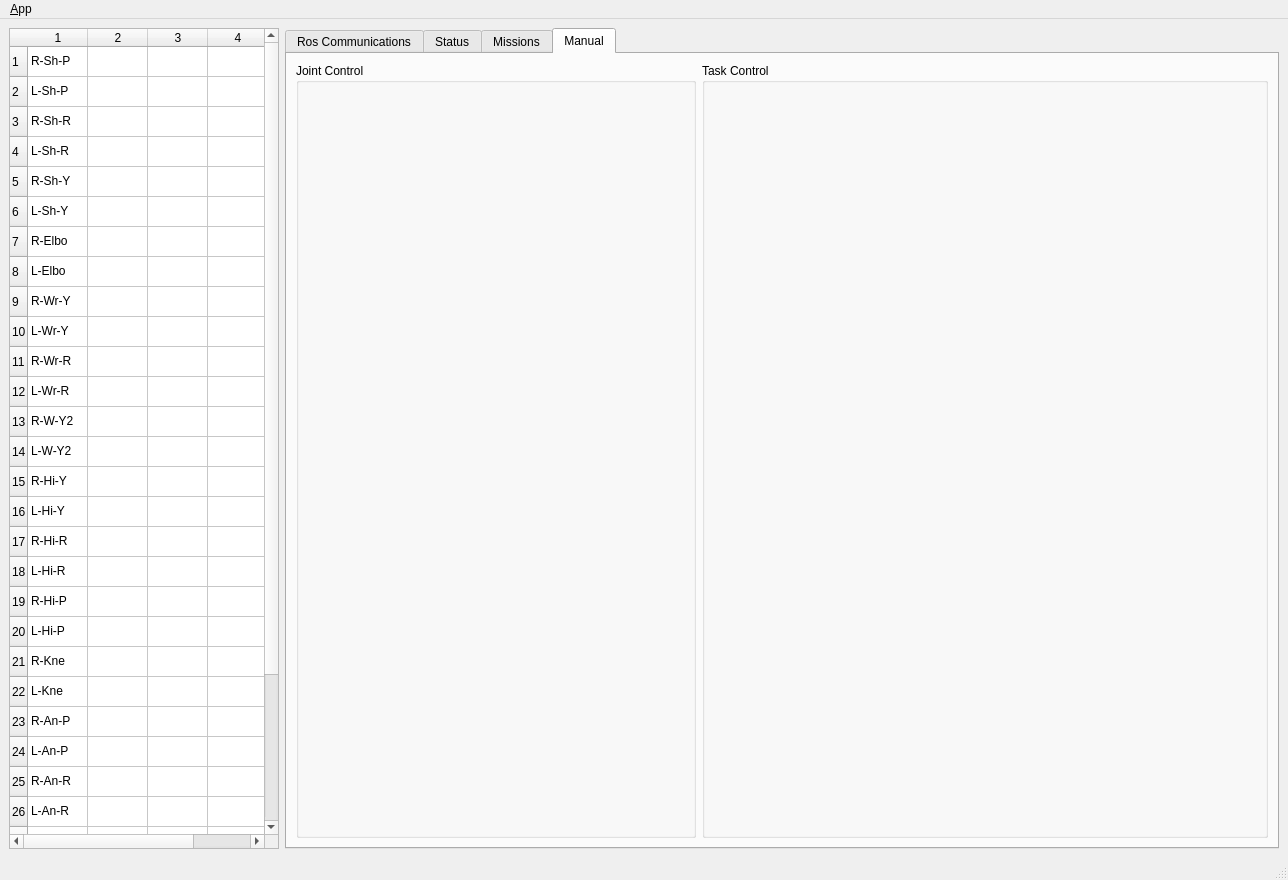
jmpechem/sm_n_vis, file dyros_black_ui/ui/main_window.ui: the form before one commit.
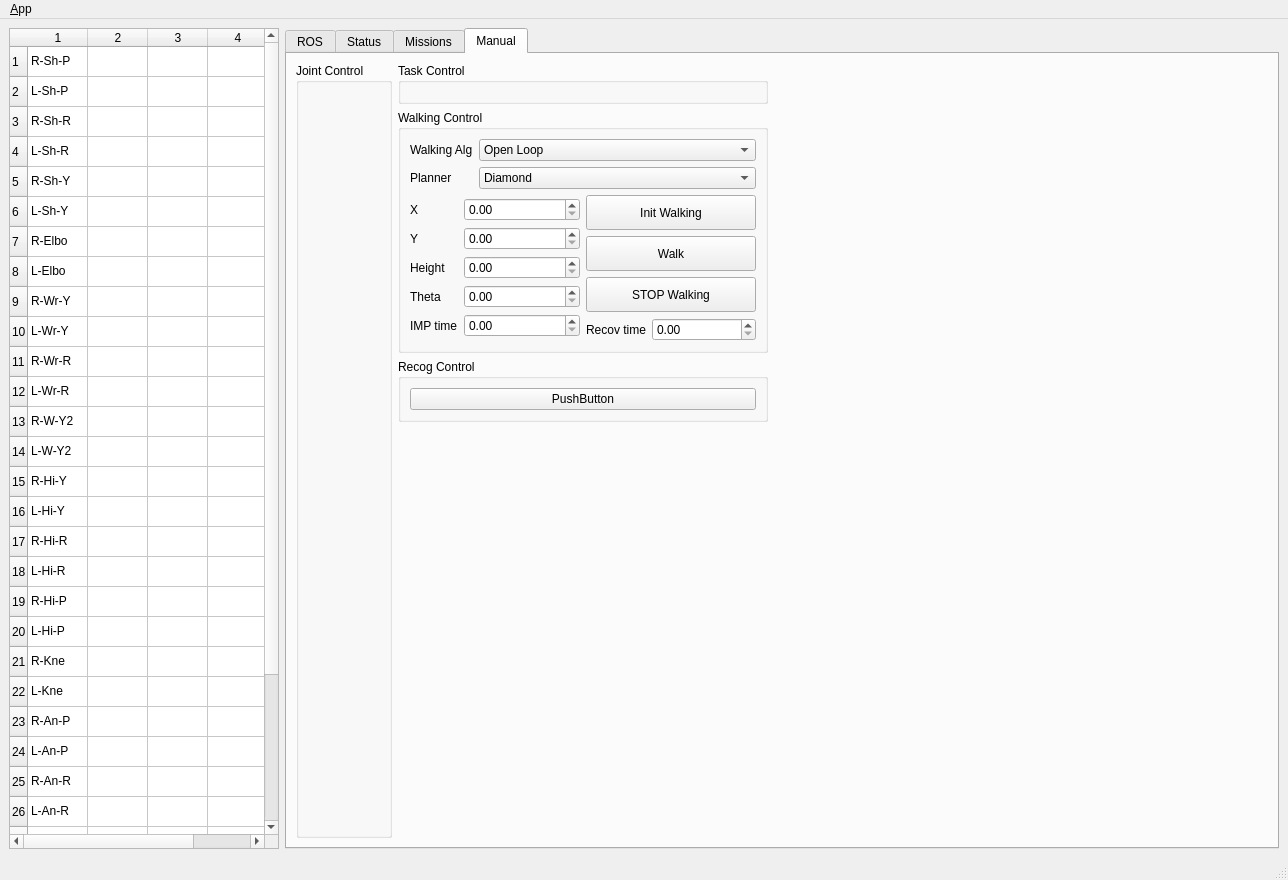
The form after the commit. Icons and pictures are not drawn.

Commit message: Update UI and thormang_ctrl

Diff of the .ui file:
```diff
--- a/dyros_black_ui/ui/main_window.ui
+++ b/dyros_black_ui/ui/main_window.ui
@@ -274,7 +274,7 @@
       </property>
       <widget class="QWidget" name="tab_status">
        <attribute name="title">
-        <string>Ros Communications</string>
+        <string>ROS</string>
        </attribute>
        <layout class="QVBoxLayout" name="verticalLayout_2">
         <item>
@@ -944,7 +944,7 @@
        </attribute>
        <layout class="QHBoxLayout" name="horizontalLayout_2">
         <item>
-         <layout class="QHBoxLayout" name="horizontalLayout">
+         <layout class="QHBoxLayout" name="horizontalLayout" stretch="0,0,0">
           <property name="sizeConstraint">
            <enum>QLayout::SetDefaultConstraint</enum>
           </property>
@@ -989,11 +989,296 @@
            </widget>
           </item>
           <item>
-           <widget class="QGroupBox" name="groupBox_task_ctrl">
-            <property name="title">
-             <string>Task Control</string>
+           <layout class="QVBoxLayout" name="verticalLayout_19" stretch="0,0,0,0">
+            <item>
+             <widget class="QGroupBox" name="groupBox_task_ctrl">
+              <property name="title">
+               <string>Task Control</string>
+              </property>
+              <layout class="QGridLayout" name="gridLayout_5">
+               <item row="1" column="0">
+                <layout class="QGridLayout" name="gridLayout_task_ctrl" rowstretch="0" columnstretch="0">
+                 <property name="sizeConstraint">
+                  <enum>QLayout::SetMaximumSize</enum>
+                 </property>
+                 <property name="leftMargin">
+                  <number>0</number>
+                 </property>
+                 <property name="topMargin">
+                  <number>0</number>
+                 </property>
+                 <property name="horizontalSpacing">
+                  <number>8</number>
+                 </property>
+                 <property name="verticalSpacing">
+                  <number>5</number>
+                 </property>
+                </layout>
+               </item>
+              </layout>
+             </widget>
+            </item>
+            <item>
+             <widget class="QGroupBox" name="groupBox_walk_ctrl">
+              <property name="maximumSize">
+               <size>
+                <width>370</width>
+                <height>16777215</height>
+               </size>
+              </property>
+              <property name="title">
+               <string>Walking Control</string>
+              </property>
+              <layout class="QVBoxLayout" name="verticalLayout_20">
+               <item>
+                <layout class="QVBoxLayout" name="verticalLayout_16" stretch="0,0">
+                 <item>
+                  <layout class="QGridLayout" name="gridLayout_walk_ctrl" columnstretch="0,1">
+                   <item row="0" column="0">
+                    <widget class="QLabel" name="label_5">
+                     <property name="text">
+                      <string>Walking Alg</string>
+                     </property>
+                    </widget>
+                   </item>
+                   <item row="1" column="0">
+                    <widget class="QLabel" name="label_4">
+                     <property name="text">
+                      <string>Planner</string>
+                     </property>
+                    </widget>
+                   </item>
+                   <item row="0" column="1">
+                    <widget class="QComboBox" name="comboBox_walk_algorithm">
+                     <item>
+                      <property name="text">
+                       <string>Open Loop</string>
+                      </property>
+                     </item>
+                     <item>
+                      <property name="text">
+                       <string>Open + Imp</string>
+                      </property>
+                     </item>
+                     <item>
+                      <property name="text">
+                       <string>Algorithm 1</string>
+                      </property>
+                     </item>
+                     <item>
+                      <property name="text">
+                       <string>Algorithm 2</string>
+                      </property>
+                     </item>
+                     <item>
+                      <property name="text">
+                       <string>Algorithm 3</string>
+                      </property>
+                     </item>
+                    </widget>
+                   </item>
+                   <item row="1" column="1">
+                    <widget class="QComboBox" name="comboBox_walk_planner">
+                     <item>
+                      <property name="text">
+                       <string>Diamond</string>
+                      </property>
+                     </item>
+                     <item>
+                      <property name="text">
+                       <string>WTF Plan</string>
+                      </property>
+                     </item>
+                    </widget>
+                   </item>
+                  </layout>
+                 </item>
+                 <item>
+                  <layout class="QHBoxLayout" name="horizontalLayout_5">
+                   <item>
+                    <layout class="QVBoxLayout" name="verticalLayout_17">
+                     <item>
+                      <layout class="QGridLayout" name="gridLayout_7" columnstretch="0,1">
+                       <item row="5" column="0">
+                        <widget class="QLabel" name="label_10">
+                         <property name="text">
+                          <string>IMP time</string>
+                         </property>
+                        </widget>
+                       </item>
+                       <item row="3" column="0">
+                        <widget class="QLabel" name="label_8">
+                         <property name="text">
+                          <string>Height</string>
+                         </property>
+                        </widget>
+                       </item>
+                       <item row="1" column="0">
+                        <widget class="QLabel" name="label_6">
+                         <property name="text">
+                          <string>X</string>
+                         </property>
+                        </widget>
+                       </item>
+                       <item row="4" column="0">
+                        <widget class="QLabel" name="label_9">
+                         <property name="text">
+                          <string>Theta</string>
+                         </property>
+                        </widget>
+                       </item>
+                       <item row="2" column="0">
+                        <widget class="QLabel" name="label_7">
+                         <property name="text">
+                          <string>Y</string>
+                         </property>
+                        </widget>
+                       </item>
+                       <item row="1" column="1">
+                        <widget class="QDoubleSpinBox" name="doubleSpinBox_walk_x"/>
+                       </item>
+                       <item row="2" column="1">
+                        <widget class="QDoubleSpinBox" name="doubleSpinBox_walk_y"/>
+                       </item>
+                       <item row="3" column="1">
+                        <widget class="QDoubleSpinBox" name="doubleSpinBox_walk_height"/>
+                       </item>
+                       <item row="4" column="1">
+                        <widget class="QDoubleSpinBox" name="doubleSpinBox_walk_theta"/>
+                       </item>
+                       <item row="5" column="1">
+                        <widget class="QDoubleSpinBox" name="doubleSpinBox_walk_imp_time"/>
+                       </item>
+                      </layout>
+                     </item>
+                    </layout>
+                   </item>
+                   <item>
+                    <layout class="QVBoxLayout" name="verticalLayout_18">
+                     <item>
+                      <widget class="QPushButton" name="button_walk_init">
+                       <property name="minimumSize">
+                        <size>
+                         <width>0</width>
+                         <height>35</height>
+                        </size>
+                       </property>
+                       <property name="text">
+                        <string>Init Walking</string>
+                       </property>
+                      </widget>
+                     </item>
+                     <item>
+                      <widget class="QPushButton" name="button_walk_start">
+                       <property name="minimumSize">
+                        <size>
+                         <width>0</width>
+                         <height>35</height>
+                        </size>
+                       </property>
+                       <property name="text">
+                        <string>Walk</string>
+                       </property>
+                      </widget>
+                     </item>
+                     <item>
+                      <widget class="QPushButton" name="button_walk_stop">
+                       <property name="minimumSize">
+                        <size>
+                         <width>0</width>
+                         <height>35</height>
+                        </size>
+                       </property>
+                       <property name="text">
+                        <string>STOP Walking</string>
+                       </property>
+                      </widget>
+                     </item>
+                     <item>
+                      <layout class="QGridLayout" name="gridLayout_8" columnstretch="0,1">
+                       <item row="0" column="0">
+                        <widget class="QLabel" name="label_11">
+                         <property name="text">
+                          <string>Recov time</string>
+                         </property>
+                        </widget>
+                       </item>
+                       <item row="0" column="1">
+                        <widget class="QDoubleSpinBox" name="doubleSpinBox_walk_recov_time"/>
+                       </item>
+                      </layout>
+                     </item>
+                    </layout>
+                   </item>
+                  </layout>
+                 </item>
+                </layout>
+               </item>
+              </layout>
+             </widget>
+            </item>
+            <item>
+             <widget class="QGroupBox" name="groupBox_recog_ctrl">
+              <property name="title">
+               <string>Recog Control</string>
+              </property>
+              <layout class="QGridLayout" name="gridLayout_6">
+               <item row="0" column="0">
+                <layout class="QGridLayout" name="gridLayout_recog_ctrl" rowstretch="0" columnstretch="0">
+                 <property name="sizeConstraint">
+                  <enum>QLayout::SetMaximumSize</enum>
+                 </property>
+                 <property name="leftMargin">
+                  <number>0</number>
+                 </property>
+                 <property name="topMargin">
+                  <number>0</number>
+                 </property>
+                 <property name="horizontalSpacing">
+                  <number>8</number>
+                 </property>
+                 <property name="verticalSpacing">
+                  <number>5</number>
+                 </property>
+                 <item row="0" column="0">
+                  <widget class="QPushButton" name="pushButton">
+                   <property name="text">
+                    <string>PushButton</string>
+                   </property>
+                  </widget>
+                 </item>
+                </layout>
+               </item>
+              </layout>
+             </widget>
+            </item>
+            <item>
+             <spacer name="verticalSpacer_9">
+              <property name="orientation">
+               <enum>Qt::Vertical</enum>
+              </property>
+              <property name="sizeHint" stdset="0">
+               <size>
+                <width>20</width>
+                <height>40</height>
+               </size>
+              </property>
+             </spacer>
+            </item>
+           </layout>
+          </item>
+          <item>
+           <spacer name="horizontalSpacer_2">
+            <property name="orientation">
+             <enum>Qt::Horizontal</enum>
             </property>
-           </widget>
+            <property name="sizeHint" stdset="0">
+             <size>
+              <width>40</width>
+              <height>20</height>
+             </size>
+            </property>
+           </spacer>
           </item>
          </layout>
         </item>
```
The commit also changes 23 other files.
